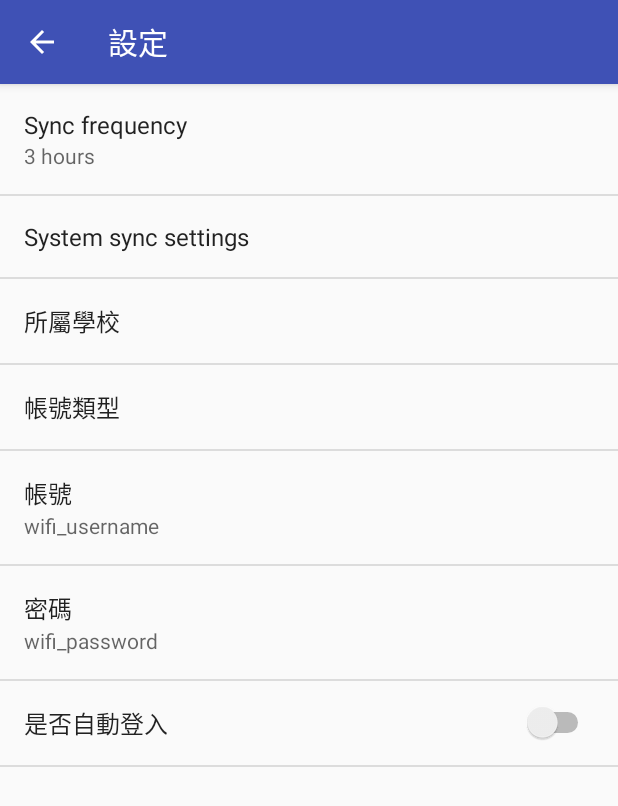
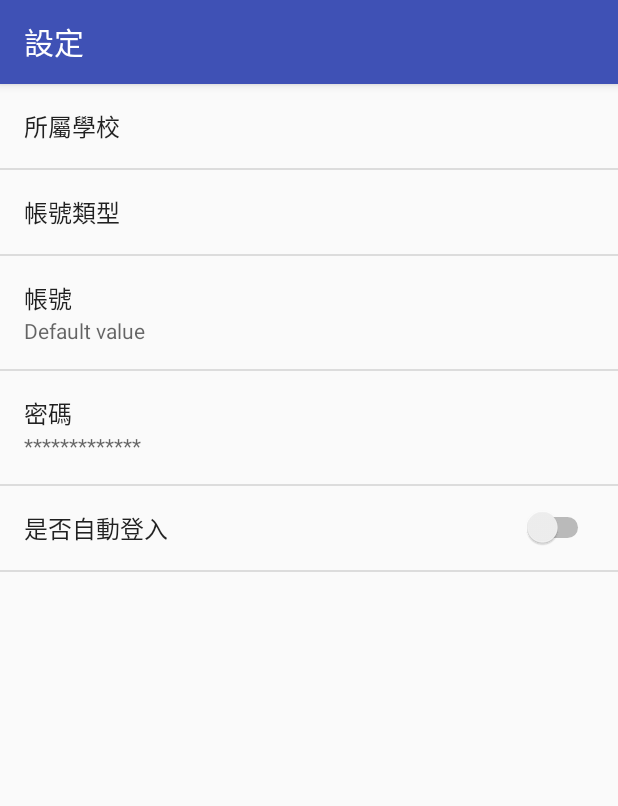
Before and after one commit to TANet-Roamer/TANetRoamer-android, an Android app: the screen it shows after launch (SettingsActivity), on a phone screen of 412 x 824 dp. Shown: the top 806 px of the screen. Run offline under Robolectric (Android 15) with nearby library versions, the phone set to English and light mode, and no system bars.

Commit message:
costruct finish

```diff
--- a/app/build.gradle
+++ b/app/build.gradle
@@ -21,7 +21,7 @@ android {
 }
 
 dependencies {
-    compile fileTree(dir: 'libs', include: ['*.jar'])
+    compile fileTree(include: ['*.jar'], dir: 'libs')
     androidTestCompile('com.android.support.test.espresso:espresso-core:2.2.2', {
         exclude group: 'com.android.support', module: 'support-annotations'
     })
@@ -29,4 +29,5 @@ dependencies {
     compile 'com.android.support:support-v4:25.0.1'
     compile 'com.android.support:support-vector-drawable:25.0.1'
     testCompile 'junit:junit:4.12'
+    compile files('lib/jsoup-1.10.1.jar')
 }
--- a/app/src/main/java/org/aliangliang/tanetroamer/SettingsActivity.java
+++ b/app/src/main/java/org/aliangliang/tanetroamer/SettingsActivity.java
@@ -16,7 +16,6 @@ import android.preference.PreferenceActivity;
 import android.preference.PreferenceFragment;
 import android.preference.PreferenceManager;
 import android.preference.RingtonePreference;
-import android.support.v7.app.ActionBar;
 import android.text.TextUtils;
 import android.view.MenuItem;
 
@@ -39,18 +38,6 @@ public class SettingsActivity extends AppCompatPreferenceActivity {
         intent.putExtra(EXTRA_SHOW_FRAGMENT, DataSyncPreferenceFragment.class.getName());
         startActivity(intent);
         super.onCreate(savedInstanceState);
-        setupActionBar();
-    }
-
-    /**
-     * Set up the {@link android.app.ActionBar}, if the API is available.
-     */
-    private void setupActionBar() {
-        ActionBar actionBar = getSupportActionBar();
-        if (actionBar != null) {
-            // Show the Up button in the action bar.
-            actionBar.setDisplayHomeAsUpEnabled(true);
-        }
     }
 
 
@@ -137,16 +124,15 @@ public class SettingsActivity extends AppCompatPreferenceActivity {
      *
      * @see #sBindPreferenceSummaryToValueListener
      */
-    private static void bindPreferenceSummaryToValue(Preference preference) {
+    private static void bindPreferenceSummaryToValue(Preference preference, Boolean useMask) {
         // Set the listener to watch for value changes.
         preference.setOnPreferenceChangeListener(sBindPreferenceSummaryToValueListener);
 
-        // Trigger the listener immediately with the preference's
-        // current value.
-        sBindPreferenceSummaryToValueListener.onPreferenceChange(preference,
-                PreferenceManager
-                        .getDefaultSharedPreferences(preference.getContext())
-                        .getString(preference.getKey(), ""));
+        String value = PreferenceManager
+                .getDefaultSharedPreferences(preference.getContext())
+                .getString(preference.getKey(), "");
+
+        sBindPreferenceSummaryToValueListener.onPreferenceChange(preference,(useMask)?value.replaceAll(".", "*"):value );
     }
 
     /**
@@ -155,76 +141,9 @@ public class SettingsActivity extends AppCompatPreferenceActivity {
      */
     protected boolean isValidFragment(String fragmentName) {
         return PreferenceFragment.class.getName().equals(fragmentName)
-                || GeneralPreferenceFragment.class.getName().equals(fragmentName)
-                || DataSyncPreferenceFragment.class.getName().equals(fragmentName)
-                || NotificationPreferenceFragment.class.getName().equals(fragmentName);
+                || DataSyncPreferenceFragment.class.getName().equals(fragmentName);
     }
 
-    /**
-     * This fragment shows general preferences only. It is used when the
-     * activity is showing a two-pane settings UI.
-     */
-    @TargetApi(Build.VERSION_CODES.HONEYCOMB)
-    public static class GeneralPreferenceFragment extends PreferenceFragment {
-        @Override
-        public void onCreate(Bundle savedInstanceState) {
-            super.onCreate(savedInstanceState);
-            addPreferencesFromResource(R.xml.pref_general);
-            setHasOptionsMenu(true);
-
-            // Bind the summaries of EditText/List/Dialog/Ringtone preferences
-            // to their values. When their values change, their summaries are
-            // updated to reflect the new value, per the Android Design
-            // guidelines.
-            bindPreferenceSummaryToValue(findPreference("example_text"));
-            bindPreferenceSummaryToValue(findPreference("example_list"));
-        }
-
-        @Override
-        public boolean onOptionsItemSelected(MenuItem item) {
-            int id = item.getItemId();
-            if (id == android.R.id.home) {
-                startActivity(new Intent(getActivity(), SettingsActivity.class));
-                return true;
-            }
-            return super.onOptionsItemSelected(item);
-        }
-    }
-
-    /**
-     * This fragment shows notification preferences only. It is used when the
-     * activity is showing a two-pane settings UI.
-     */
-    @TargetApi(Build.VERSION_CODES.HONEYCOMB)
-    public static class NotificationPreferenceFragment extends PreferenceFragment {
-        @Override
-        public void onCreate(Bundle savedInstanceState) {
-            super.onCreate(savedInstanceState);
-            addPreferencesFromResource(R.xml.pref_notification);
-            setHasOptionsMenu(true);
-
-            // Bind the summaries of EditText/List/Dialog/Ringtone preferences
-            // to their values. When their values change, their summaries are
-            // updated to reflect the new value, per the Android Design
-            // guidelines.
-            bindPreferenceSummaryToValue(findPreference("notifications_new_message_ringtone"));
-        }
-
-        @Override
-        public boolean onOptionsItemSelected(MenuItem item) {
-            int id = item.getItemId();
-            if (id == android.R.id.home) {
-                startActivity(new Intent(getActivity(), SettingsActivity.class));
-                return true;
-            }
-            return super.onOptionsItemSelected(item);
-        }
-    }
-
-    /**
-     * This fragment shows data and sync preferences only. It is used when the
-     * activity is showing a two-pane settings UI.
-     */
     @TargetApi(Build.VERSION_CODES.HONEYCOMB)
     public static class DataSyncPreferenceFragment extends PreferenceFragment {
         @Override
@@ -237,7 +156,8 @@ public class SettingsActivity extends AppCompatPreferenceActivity {
             // to their values. When their values change, their summaries are
             // updated to reflect the new value, per the Android Design
             // guidelines.
-            bindPreferenceSummaryToValue(findPreference("sync_frequency"));
+            bindPreferenceSummaryToValue(findPreference("wifi_username"), false);
+            bindPreferenceSummaryToValue(findPreference("wifi_password"), true);
         }
 
         public boolean onOptionsItemSelected(MenuItem item) {
--- a/app/src/main/java/org/aliangliang/tanetroamer/WifiAccount.java
+++ b/app/src/main/java/org/aliangliang/tanetroamer/WifiAccount.java
@@ -28,14 +28,14 @@ public class WifiAccount {
         pwd = preferences.getString(KEY_PASSWORD, "testpwd");
         Log.i("AutoLogin", user + "");
         Log.i("AutoLogin", pwd + "");
-         isLogin = user != null && pwd != null;
+        isLogin = user != null && pwd != null;
     }
 
-    public void setLoginInfo(String username, String password) {
+    public void setLoginInfo(String user, String pwd) {
         Editor prefEditor = preferences.edit();
         isLogin = true;
         this.user = user;
-        this.pwd = password;
+        this.pwd = pwd;
         prefEditor.putString(KEY_USERNAME, user);
         prefEditor.putString(KEY_PASSWORD, pwd);
         prefEditor.apply();
--- a/app/src/main/res/values/strings.xml
+++ b/app/src/main/res/values/strings.xml
@@ -73,4 +73,7 @@
 
     <string name="pref_title_vibrate">Vibrate</string>
     <string name="list_preference_entry_default_values">itw</string>
+
+    <string name="wifi_login_success">登入成功</string>>
+    <string name="wifi_login_check_pw">登入失敗</string>>
 </resources>
--- a/app/src/main/res/xml/pref_data_sync.xml
+++ b/app/src/main/res/xml/pref_data_sync.xml
@@ -1,23 +1,6 @@
 <PreferenceScreen xmlns:tools="http://schemas.android.com/tools"
     xmlns:android="http://schemas.android.com/apk/res/android">
 
-    <!-- NOTE: Hide buttons to simplify the UI. Users can touch outside the dialog to
-         dismiss it. -->
-    <!-- NOTE: ListPreference's summary should be set to its value by the activity code. -->
-    <ListPreference
-        android:key="sync_frequency"
-        android:title="@string/pref_title_sync_frequency"
-        android:entries="@array/pref_sync_frequency_titles"
-        android:entryValues="@array/pref_sync_frequency_values"
-        android:defaultValue="180"
-        android:negativeButtonText="@null"
-        android:positiveButtonText="@null" />
-
-    <!-- This preference simply launches an intent when selected. Use this UI sparingly, per
-         design guidelines. -->
-    <Preference android:title="@string/pref_title_system_sync_settings">
-        <intent android:action="android.settings.SYNC_SETTINGS" />
-    </Preference>
     <ListPreference
         android:defaultValue="1"
         android:title="所屬學校"
--- a/app/src/main/res/xml/pref_general.xml
+++ /dev/null
@@ -1,33 +0,0 @@
-<PreferenceScreen xmlns:android="http://schemas.android.com/apk/res/android">
-
-    <SwitchPreference
-        android:key="example_switch"
-        android:title="@string/pref_title_social_recommendations"
-        android:summary="@string/pref_description_social_recommendations"
-        android:defaultValue="true" />
-
-    <!-- NOTE: EditTextPreference accepts EditText attributes. -->
-    <!-- NOTE: EditTextPreference's summary should be set to its value by the activity code. -->
-    <EditTextPreference
-        android:key="example_text"
-        android:title="@string/pref_title_display_name"
-        android:defaultValue="@string/pref_default_display_name"
-        android:selectAllOnFocus="true"
-        android:inputType="textCapWords"
-        android:capitalize="words"
-        android:singleLine="true"
-        android:maxLines="1" />
-
-    <!-- NOTE: Hide buttons to simplify the UI. Users can touch outside the dialog to
-         dismiss it. -->
-    <!-- NOTE: ListPreference's summary should be set to its value by the activity code. -->
-    <ListPreference
-        android:key="example_list"
-        android:title="@string/pref_title_add_friends_to_messages"
-        android:defaultValue="-1"
-        android:entries="@array/pref_example_list_titles"
-        android:entryValues="@array/pref_example_list_values"
-        android:negativeButtonText="@null"
-        android:positiveButtonText="@null" />
-
-</PreferenceScreen>
--- a/app/src/main/res/xml/pref_headers.xml
+++ b/app/src/main/res/xml/pref_headers.xml
@@ -1,16 +1,4 @@
 <preference-headers xmlns:android="http://schemas.android.com/apk/res/android">
-
-    <!-- These settings headers are only used on tablets. -->
-
-    <header
-        android:fragment="org.aliangliang.tanetroamer.SettingsActivity$GeneralPreferenceFragment"
-        android:title="@string/pref_header_general"
-        android:icon="@drawable/ic_info_black_24dp" />
-
-    <header
-        android:fragment="org.aliangliang.tanetroamer.SettingsActivity$NotificationPreferenceFragment"
-        android:title="@string/pref_header_notifications"
-        android:icon="@drawable/ic_notifications_black_24dp" />
 
     <header
         android:fragment="org.aliangliang.tanetroamer.SettingsActivity$DataSyncPreferenceFragment"
--- a/app/src/main/res/xml/pref_notification.xml
+++ /dev/null
@@ -1,27 +0,0 @@
-<PreferenceScreen xmlns:android="http://schemas.android.com/apk/res/android">
-
-    <!-- A 'parent' preference, which enables/disables child preferences (below)
-         when checked/unchecked. -->
-    <SwitchPreference
-        android:key="notifications_new_message"
-        android:title="@string/pref_title_new_message_notifications"
-        android:defaultValue="true" />
-
-    <!-- Allows the user to choose a ringtone in the 'notification' category. -->
-    <!-- NOTE: This preference will be enabled only when the checkbox above is checked. -->
-    <!-- NOTE: RingtonePreference's summary should be set to its value by the activity code. -->
-    <RingtonePreference
-        android:dependency="notifications_new_message"
-        android:key="notifications_new_message_ringtone"
-        android:title="@string/pref_title_ringtone"
-        android:ringtoneType="notification"
-        android:defaultValue="content://settings/system/notification_sound" />
-
-    <!-- NOTE: This preference will be enabled only when the checkbox above is checked. -->
-    <SwitchPreference
-        android:dependency="notifications_new_message"
-        android:key="notifications_new_message_vibrate"
-        android:title="@string/pref_title_vibrate"
-        android:defaultValue="true" />
-
-</PreferenceScreen>
```
Also changed, not shown: app/src/main/java/org/aliangliang/tanetroamer/WifiLoginService.java (+10 -1 lines).
